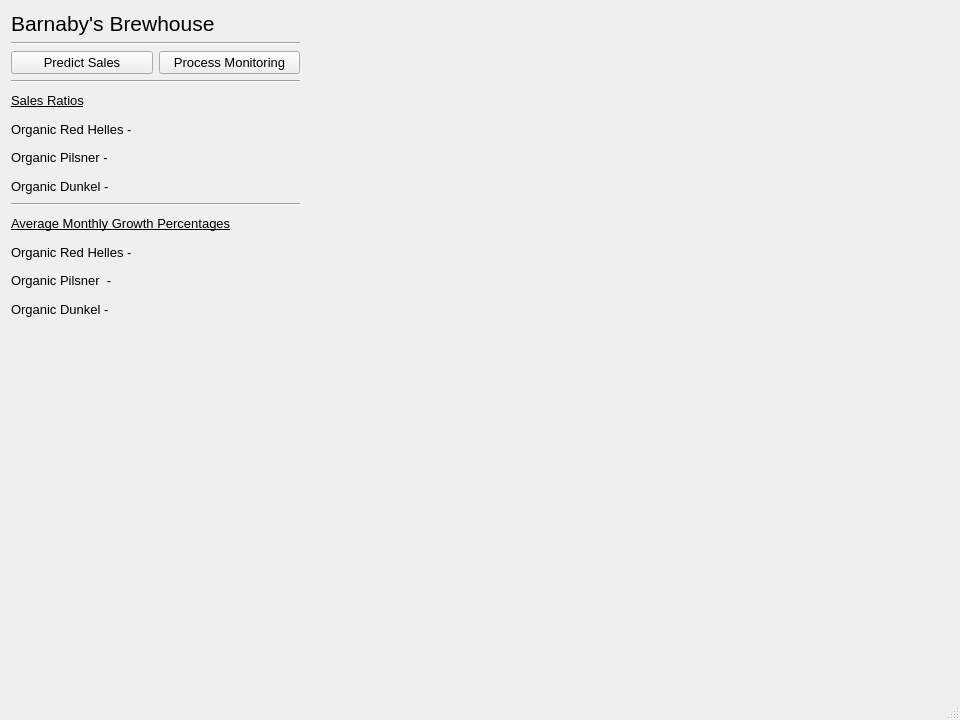
IsaacCheng9/brewhouse-management, file brewhouse.ui: the form before one commit.
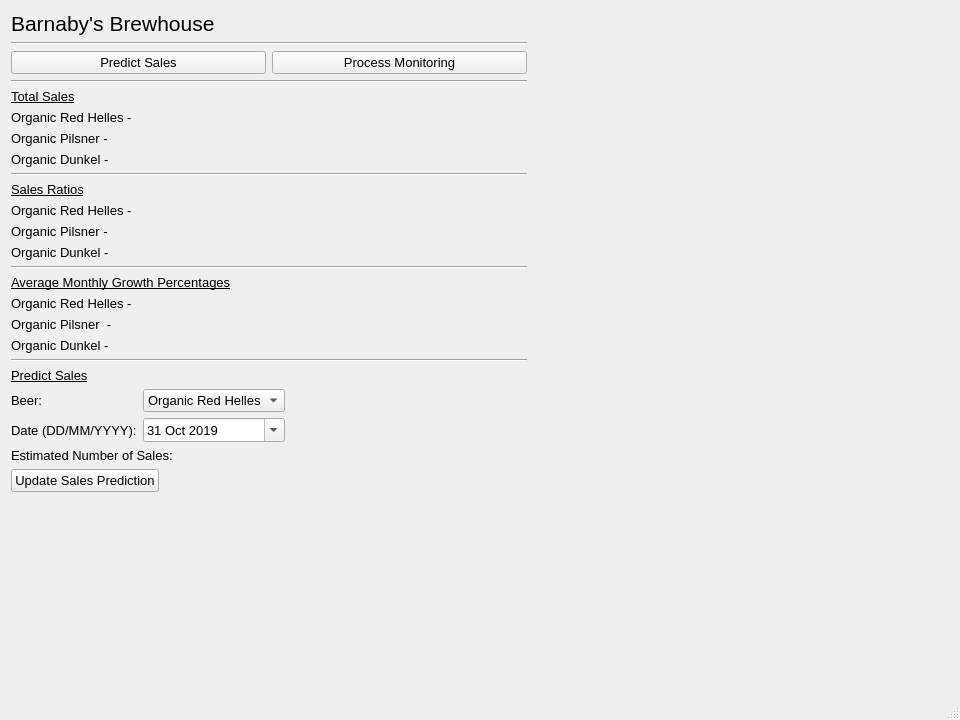
The form after the commit.

Commit message: Added sales prediction to UI

```diff
--- a/brewhouse.ui
+++ b/brewhouse.ui
@@ -25,8 +25,8 @@
      <rect>
       <x>11</x>
       <y>11</y>
-      <width>289</width>
-      <height>309</height>
+      <width>516</width>
+      <height>653</height>
      </rect>
     </property>
     <layout class="QVBoxLayout" name="vert_layout_brewhouse">
@@ -76,6 +76,46 @@
        </property>
       </widget>
      </item>
+     <item>
+      <widget class="QLabel" name="lbl_sales">
+       <property name="font">
+        <font>
+         <underline>true</underline>
+        </font>
+       </property>
+       <property name="text">
+        <string>Total Sales</string>
+       </property>
+      </widget>
+     </item>
+     <item>
+      <widget class="QLabel" name="lbl_red_helles_sales">
+       <property name="text">
+        <string>Organic Red Helles - </string>
+       </property>
+      </widget>
+     </item>
+     <item>
+      <widget class="QLabel" name="lbl_pilsner_sales">
+       <property name="text">
+        <string>Organic Pilsner - </string>
+       </property>
+      </widget>
+     </item>
+     <item>
+      <widget class="QLabel" name="lbl_dunkel_sales">
+       <property name="text">
+        <string>Organic Dunkel - </string>
+       </property>
+      </widget>
+     </item>
+     <item>
+      <widget class="Line" name="hori_line_sales">
+       <property name="orientation">
+        <enum>Qt::Horizontal</enum>
+       </property>
+      </widget>
+     </item>
      <item>
       <widget class="QLabel" name="lbl_ratios">
        <property name="font">
@@ -149,6 +189,126 @@
        </property>
       </widget>
      </item>
+     <item>
+      <widget class="Line" name="hori_line_growth">
+       <property name="orientation">
+        <enum>Qt::Horizontal</enum>
+       </property>
+      </widget>
+     </item>
+     <item>
+      <widget class="QLabel" name="lbl_predict">
+       <property name="font">
+        <font>
+         <underline>true</underline>
+        </font>
+       </property>
+       <property name="text">
+        <string>Predict Sales</string>
+       </property>
+      </widget>
+     </item>
+     <item>
+      <layout class="QGridLayout" name="grid_layout_predict">
+       <property name="sizeConstraint">
+        <enum>QLayout::SetDefaultConstraint</enum>
+       </property>
+       <item row="0" column="2">
+        <spacer name="hori_spacer_predict">
+         <property name="orientation">
+          <enum>Qt::Horizontal</enum>
+         </property>
+         <property name="sizeHint" stdset="0">
+          <size>
+           <width>40</width>
+           <height>20</height>
+          </size>
+         </property>
+        </spacer>
+       </item>
+       <item row="0" column="1">
+        <widget class="QComboBox" name="combo_box_beer">
+         <item>
+          <property name="text">
+           <string>Organic Red Helles</string>
+          </property>
+         </item>
+         <item>
+          <property name="text">
+           <string>Organic Pilsner</string>
+          </property>
+         </item>
+         <item>
+          <property name="text">
+           <string>Organic Dunkel</string>
+          </property>
+         </item>
+        </widget>
+       </item>
+       <item row="1" column="0" alignment="Qt::AlignLeft">
+        <widget class="QLabel" name="lbl_predict_date_2">
+         <property name="text">
+          <string>Date (DD/MM/YYYY):</string>
+         </property>
+        </widget>
+       </item>
+       <item row="1" column="1">
+        <widget class="QDateEdit" name="date_edit_predict_2">
+         <property name="minimumDateTime">
+          <datetime>
+           <hour>0</hour>
+           <minute>0</minute>
+           <second>0</second>
+           <year>2019</year>
+           <month>10</month>
+           <day>31</day>
+          </datetime>
+         </property>
+         <property name="calendarPopup">
+          <bool>true</bool>
+         </property>
+        </widget>
+       </item>
+       <item row="0" column="0" alignment="Qt::AlignLeft">
+        <widget class="QLabel" name="lbl_predict_beer">
+         <property name="text">
+          <string>Beer:</string>
+         </property>
+        </widget>
+       </item>
+      </layout>
+     </item>
+     <item>
+      <layout class="QHBoxLayout" name="hori_layout_predict_result">
+       <item>
+        <widget class="QLabel" name="lbl_predict_result">
+         <property name="text">
+          <string>Estimated Number of Sales: </string>
+         </property>
+        </widget>
+       </item>
+      </layout>
+     </item>
+     <item alignment="Qt::AlignLeft">
+      <widget class="QPushButton" name="btn_predict_2">
+       <property name="text">
+        <string>Update Sales Prediction</string>
+       </property>
+      </widget>
+     </item>
+     <item>
+      <spacer name="vert_spacer_brewhouse">
+       <property name="orientation">
+        <enum>Qt::Vertical</enum>
+       </property>
+       <property name="sizeHint" stdset="0">
+        <size>
+         <width>20</width>
+         <height>40</height>
+        </size>
+       </property>
+      </spacer>
+     </item>
     </layout>
    </widget>
   </widget>
```
The commit also changes 1 other file.
